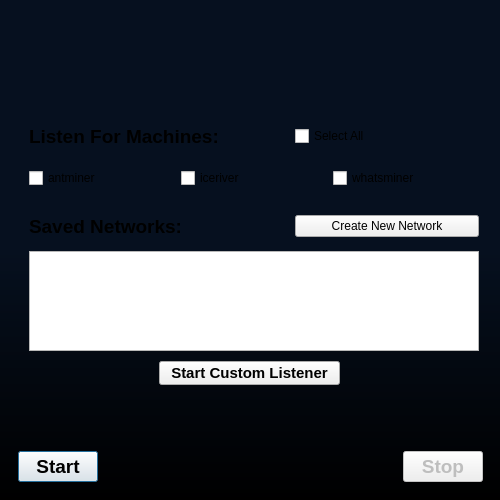
First picture: the form in src/ui/MainWindow.ui, repository bitcap-co/bitcap-ipr, before the edit.
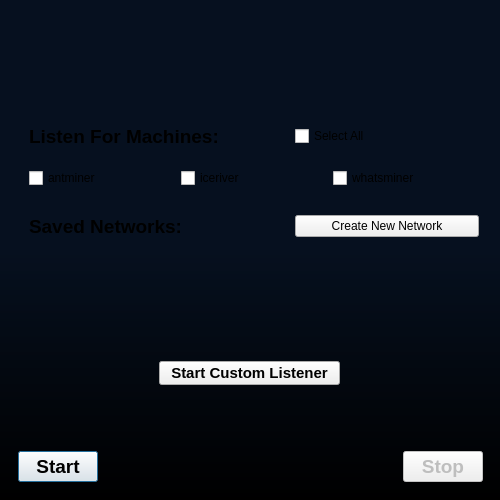
Second picture: the form after the edit. The open tabs and pages were chosen to show the change.

Commit message: rename elements

What changed in the file:
```diff
--- a/src/ui/MainWindow.ui
+++ b/src/ui/MainWindow.ui
@@ -444,17 +444,7 @@
           </item>
          </layout>
         </widget>
-        <widget class="QListWidget" name="listWidget">
-         <property name="geometry">
-          <rect>
-           <x>20</x>
-           <y>140</y>
-           <width>450</width>
-           <height>100</height>
-          </rect>
-         </property>
-        </widget>
-        <widget class="QPushButton" name="pushButton_2">
+        <widget class="QPushButton" name="actionCreateListener">
          <property name="geometry">
           <rect>
            <x>150</x>
```
Left out of the diff: 10 changed lines with no effect on the pictures. The commit also changes 1 other file.
